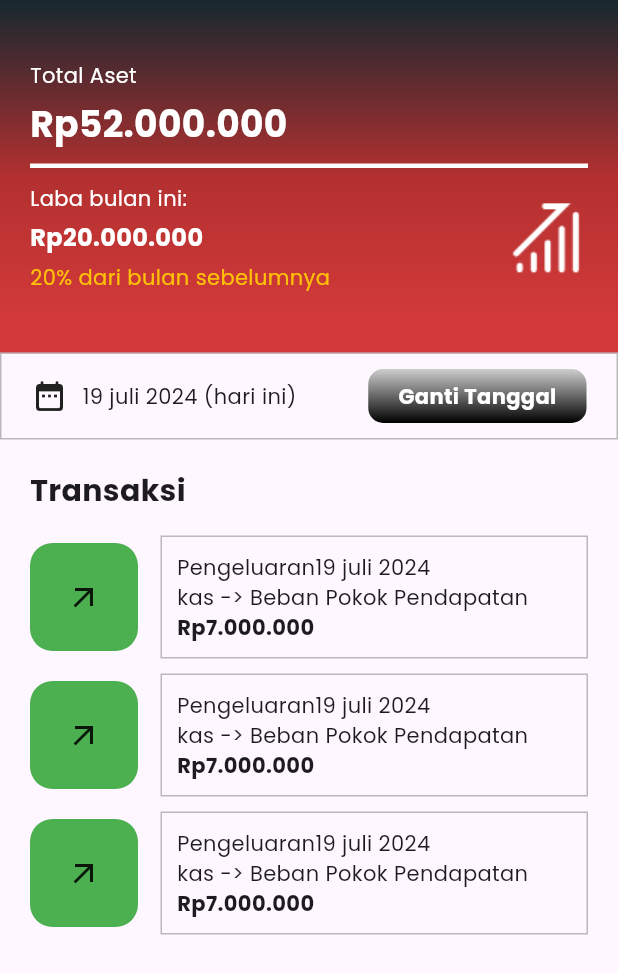
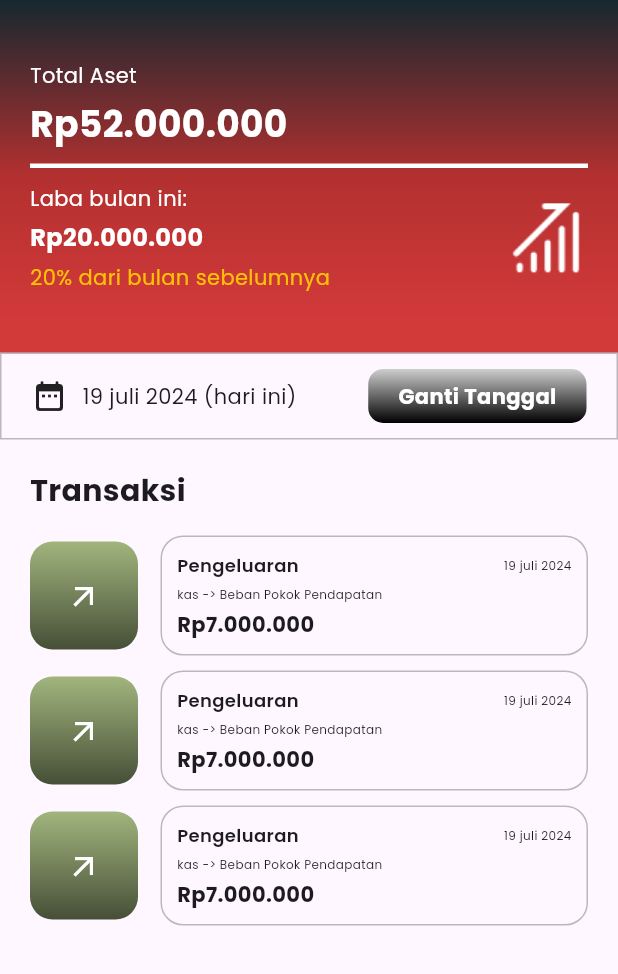
Before and after one commit to MochamadLukyAdithia/SiKeZ, a Flutter app: the screen it shows after launch, on a phone screen of 412 x 824 dp. Shown: the top 974 px of the screen. Run offline on Flutter 3.47's test engine with Material 3 defaults, Android fonts, the light colour scheme and no system bars; our stand-ins replace cloud_firestore, dartz, flutter_form_builder, flutter_secure_storage, flutter_svg, get and 3 more; accounts and stored records are empty.

Commit message:
update dashboard ui

```diff
--- a/lib/core/injector/injector.dart
+++ b/lib/core/injector/injector.dart
@@ -24,9 +24,9 @@ void configureDependencies() {
   // getIt.registerSingleton(Connectivity());
   // getIt.registerSingleton(ConnectionChecker(getIt<Connectivity>()));
 
-  getIt.registerSingleton(AuthRepository(
-    firestore: FirebaseFirestore.instance,
-  ));
+  // getIt.registerSingleton(AuthRepository(
+  //   firestore: FirebaseFirestore.instance,
+  // ));
 
   getIt.registerSingleton(ImagePicker());
   getIt.registerFactory(() => AuthController(getIt<AuthRepository>()));
--- a/lib/core/route/routes.dart
+++ b/lib/core/route/routes.dart
@@ -10,7 +10,7 @@ class AppRoute {
     GetPage(
       name: AppRoute.loginPage,
       page: () => const DashboardSceen(),
-      binding: AuthBinding(),
+      // binding: AuthBinding(),
     ),
   ];
 }
--- a/lib/presentation/dasboard/component/dasboard_body.dart
+++ b/lib/presentation/dasboard/component/dasboard_body.dart
@@ -29,9 +29,15 @@ class DashboardBody extends StatelessWidget {
                         width: 72,
                         height: 72,
                         decoration: BoxDecoration(
-                            color: Colors.green,
+                            gradient: LinearGradient(
+                                colors: [Color(0xffA1B57D), Color(0xff464F37)],
+                                begin: Alignment.topCenter,
+                                end: Alignment.bottomCenter),
                             borderRadius: BorderRadius.circular(15)),
-                        child: Icon(Icons.arrow_outward_outlined),
+                        child: Icon(
+                          Icons.arrow_outward_outlined,
+                          color: Colors.white,
+                        ),
                       ),
                       const SizedBox(
                         width: 15,
@@ -40,17 +46,38 @@ class DashboardBody extends StatelessWidget {
                         child: Container(
                           padding: const EdgeInsets.all(10),
                           decoration: BoxDecoration(
-                              border: Border.all(color: Colors.black26)),
+                              border: Border.all(color: Colors.black26),
+                              borderRadius: BorderRadius.circular(15)),
                           child: Column(
                             crossAxisAlignment: CrossAxisAlignment.start,
                             children: [
                               Row(
                                 children: [
-                                  Text("Pengeluaran"),
-                                  Text("19 juli 2024")
+                                  Text(
+                                    "Pengeluaran",
+                                    style: TextStyle(
+                                        fontSize: 12,
+                                        fontWeight: FontWeight.w600),
+                                  ),
+                                  const Spacer(),
+                                  Text(
+                                    "19 juli 2024",
+                                    style: TextStyle(
+                                        fontSize: 8,
+                                        fontWeight: FontWeight.w400),
+                                  )
                                 ],
                               ),
-                              Text("kas -> Beban Pokok Pendapatan"),
+                              const SizedBox(
+                                height: 5,
+                              ),
+                              Text("kas -> Beban Pokok Pendapatan",
+                                  style: TextStyle(
+                                      fontSize: 8,
+                                      fontWeight: FontWeight.w400)),
+                              const SizedBox(
+                                height: 5,
+                              ),
                               Text(
                                 "Rp7.000.000",
                                 style: TextStyle(
```
Also changed, not shown: lib/presentation/navigation/controller/navigation_binding.dart (added, +11 -0 lines), lib/presentation/navigation/controller/navigation_controller.dart (added, +9 -0 lines), lib/presentation/navigation/screen/navigation_scree.dart (added, +15 -0 lines), pubspec.lock.
